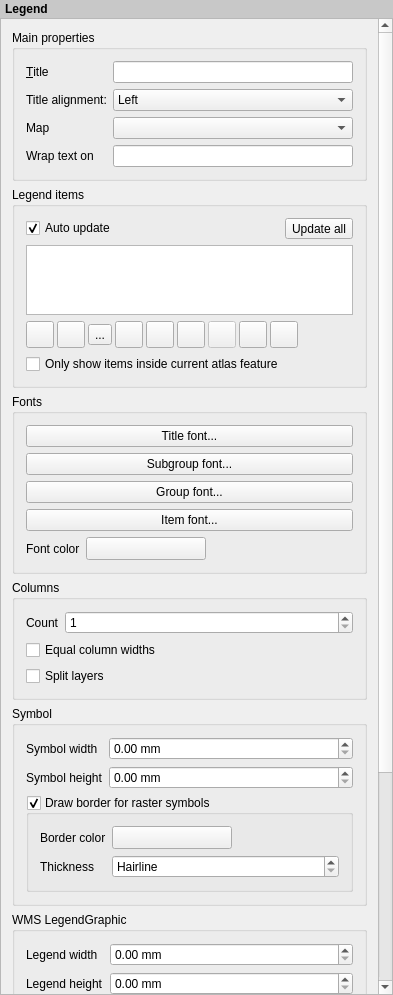
Old version of the form src/ui/composer/qgscomposerlegendwidgetbase.ui in the repository carsmie/QGIS.
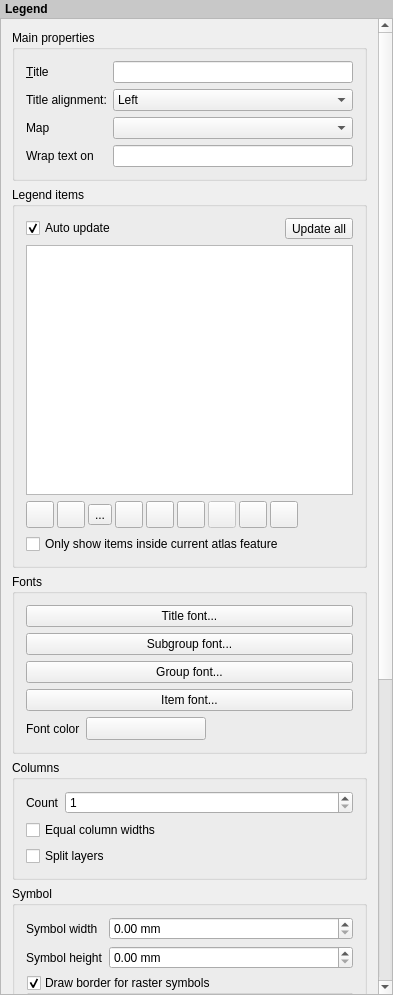
New version of the form. Icons and pictures are not drawn. Custom widgets are drawn as their Qt base class.

Commit message: Increase minimum size of composer legend list widget

The edit to the form file:
```diff
--- a/src/ui/composer/qgscomposerlegendwidgetbase.ui
+++ b/src/ui/composer/qgscomposerlegendwidgetbase.ui
@@ -63,9 +63,9 @@
       <property name="geometry">
        <rect>
         <x>0</x>
-        <y>-334</y>
+        <y>0</y>
         <width>375</width>
-        <height>1306</height>
+        <height>1478</height>
        </rect>
       </property>
       <layout class="QVBoxLayout" name="mainLayout">
@@ -210,6 +210,12 @@
           </item>
           <item>
            <widget class="QgsLayerTreeView" name="mItemTreeView">
+            <property name="minimumSize">
+             <size>
+              <width>0</width>
+              <height>250</height>
+             </size>
+            </property>
             <property name="selectionMode">
              <enum>QAbstractItemView::ContiguousSelection</enum>
             </property>
```
